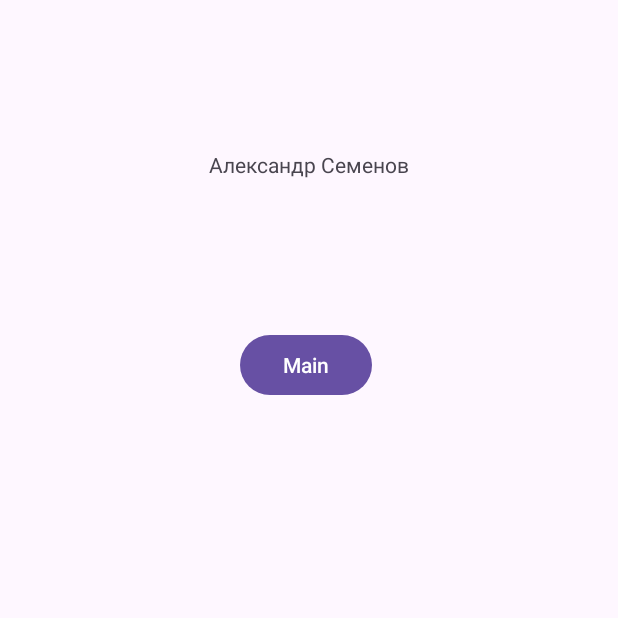
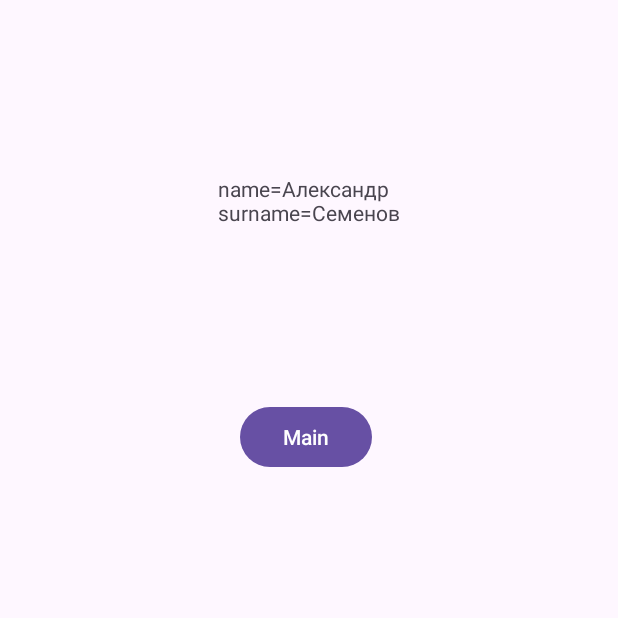
Before and after one commit to kartoshe4/Mr.-Dictator, an Android app: the screen it shows after launch (MainActivity), after a tap on "Main", on a phone screen of 412 x 824 dp, the top half of it. Run offline under Robolectric (Android 15) with nearby library versions, the light colour scheme and no system bars.

Commit message:
Generation Person

```diff
--- a/app/src/main/java/com/example/myapplication/MainActivity.java
+++ b/app/src/main/java/com/example/myapplication/MainActivity.java
@@ -32,7 +32,7 @@ public class MainActivity extends AppCompatActivity {
         mainButton.setOnClickListener(new View.OnClickListener() {
             @Override
             public void onClick(View v) {
-                mainText.setText(person.getName());
+                mainText.setText(person.toString());
             }
         });
     }
--- a/app/src/main/java/com/example/myapplication/Person.java
+++ b/app/src/main/java/com/example/myapplication/Person.java
@@ -1,71 +1,54 @@
 package com.example.myapplication;
 
 
-import android.os.AsyncTask;
-
-import java.io.BufferedReader;
-import java.io.IOException;
-import java.io.InputStreamReader;
-import java.net.HttpURLConnection;
-import java.net.URL;
+import java.util.Arrays;
 import java.util.Random;
 
 public class Person {
 
-    private static final String[] manName = {"Иван", "Максим", "Даниил", "Артем",
+    private static final String[] MAN_NAME = {"Иван", "Максим", "Даниил", "Артем",
         "Михаил", "Александр", "Дмитрий", "Кирилл", "Егор", "Никита", "Алексей",
         "Денис", "Илья", "Сергей", "Тимофей", "Павел", "Андрей", "Владимир", "Станислав",
         "Глеб", "Владислав", "Василий", "Роман", "Георгий", "Ярослав"};
-    private static final String[] manSurname = {"Иванов", "Петров", "Сидоров", "Кузнецов",
+    private static final String[] MAN_SURNAME = {"Иванов", "Петров", "Сидоров", "Кузнецов",
             "Смирнов", "Васильев", "Попов", "Алексеев", "Егоров", "Лебедев", "Семенов",
             "Ефимов", "Морозов", "Дмитриев", "Калинин", "Захаров", "Григорьев", "Исаев",
             "Поляков", "Тимофеев", "Федоров", "Жуков", "Фролов", "Щербаков"};
-    private static final String[] womanName = {"София", "Анна", "Елизавета", "Мария",
+    private static final String[] WOMAN_NAME = {"София", "Анна", "Елизавета", "Мария",
             "Виктория", "Анастасия", "Полина", "Екатерина", "Алиса", "Валерия",
             "Вероника", "Ксения", "Арина", "Юлия", "Ольга", "Евгения", "Татьяна",
             "Надежда", "Маргарита", "Ульяна", "Дарья", "Милана", "Алёна", "Ариадна", "Софья"};
-    private static final String[] womanSurname = {"Иванова", "Петрова", "Сидорова",
+    private static final String[] WOMAN_SURNAME = {"Иванова", "Петрова", "Сидорова",
             "Кузнецова", "Смирнова", "Васильева", "Попова", "Алексеева", "Егорова",
             "Лебедева", "Семенова", "Ефимова", "Морозова", "Дмитриева", "Калинина",
             "Захарова", "Григорьева", "Исаева", "Полякова", "Тимофеева", "Федорова",
             "Жукова", "Фролова", "Щербакова"};
 
-    private long seed;
+    private static final String[] RACE = {"Европеоид", "Монголоид",
+            "Негроид", "Австралоид", "Америндоид"};
+
+    private static final String[] TRAIT = {"Образованность", "Толерантность", "Настойчивость",
+            "Догматичность", "Ксенофобия", "Коррупция",
+            "Безразличие", "Агрессивность", "Непримиримость"};
+
     private Random random;
     private String name;
     private String surname;
     private String gender;
     private String race;
     private String[] trait;
+    private int activity;
     private int loyalty;
+    private int popularity;
     private int age;
 
-    public String getName() {
-        return name + " " + surname;
-    }
-
-    public String getGender() {
-        return gender;
-    }
-
-    public String getRace() {
-        return race;
-    }
-
-    public String[] getTrait() {
-        return trait;
-    }
-
-    public int getLoyalty() {
-        return loyalty;
-    }
-
-    public int getAge() {
-        return age;
+    @Override
+    public String toString() {
+        return  "\nname=" + name +
+                "\nsurname=" + surname + "\n";
     }
 
     public Person(long seed) {
-        this.seed = seed;
         random = new Random(seed);
 
         if (random.nextInt(2) == 0)
@@ -75,12 +58,26 @@ public class Person {
 
         if (gender == "man")
         {
-            name = manName[random.nextInt(25)];
-            surname = manSurname[random.nextInt(25)];
+            name = MAN_NAME[random.nextInt(25)];
+            surname = MAN_SURNAME[random.nextInt(25)];
         } else
         {
-            name = womanName[random.nextInt(25)];
-            surname = womanSurname[random.nextInt(25)];
+            name = WOMAN_NAME[random.nextInt(25)];
+            surname = WOMAN_SURNAME[random.nextInt(25)];
+        }
+
+        race = RACE[random.nextInt(5)];
+
+        age = random.nextInt(60) + 21;
+        activity = random.nextInt(51);
+        loyalty = random.nextInt(101);
+        popularity = random.nextInt(101);
+
+        trait = new String[2];
+
+        for (int i = 0; i < trait.length; i++)
+        {
+            trait[i] = TRAIT[random.nextInt(TRAIT.length)];
         }
     }
 }
```
